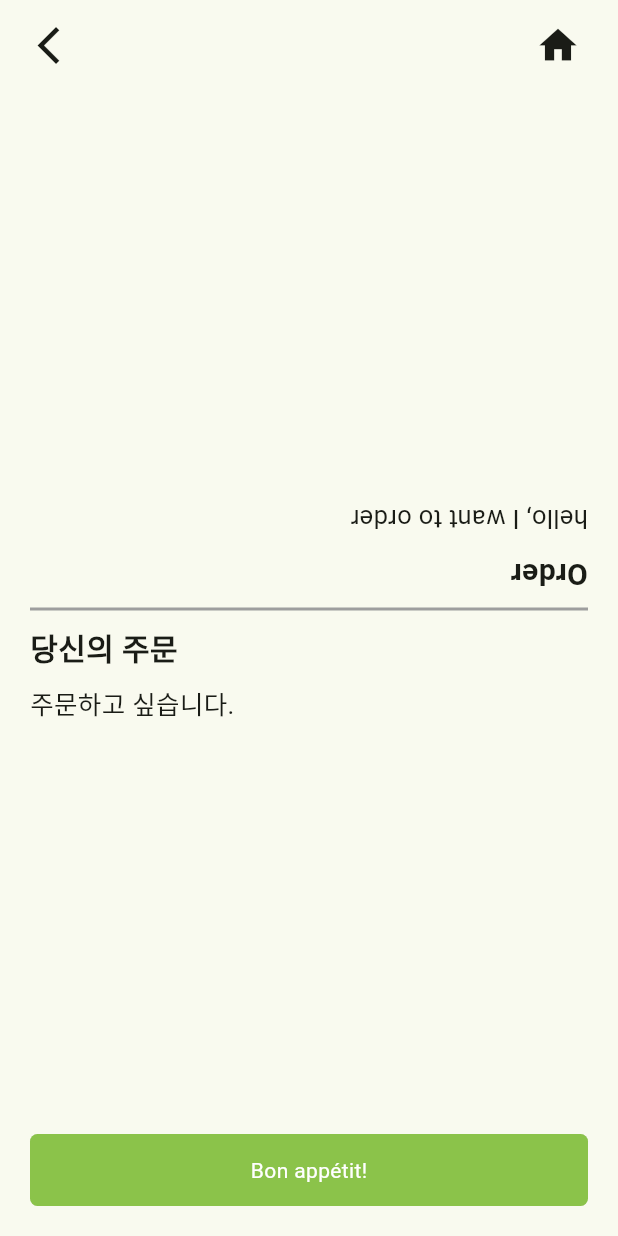
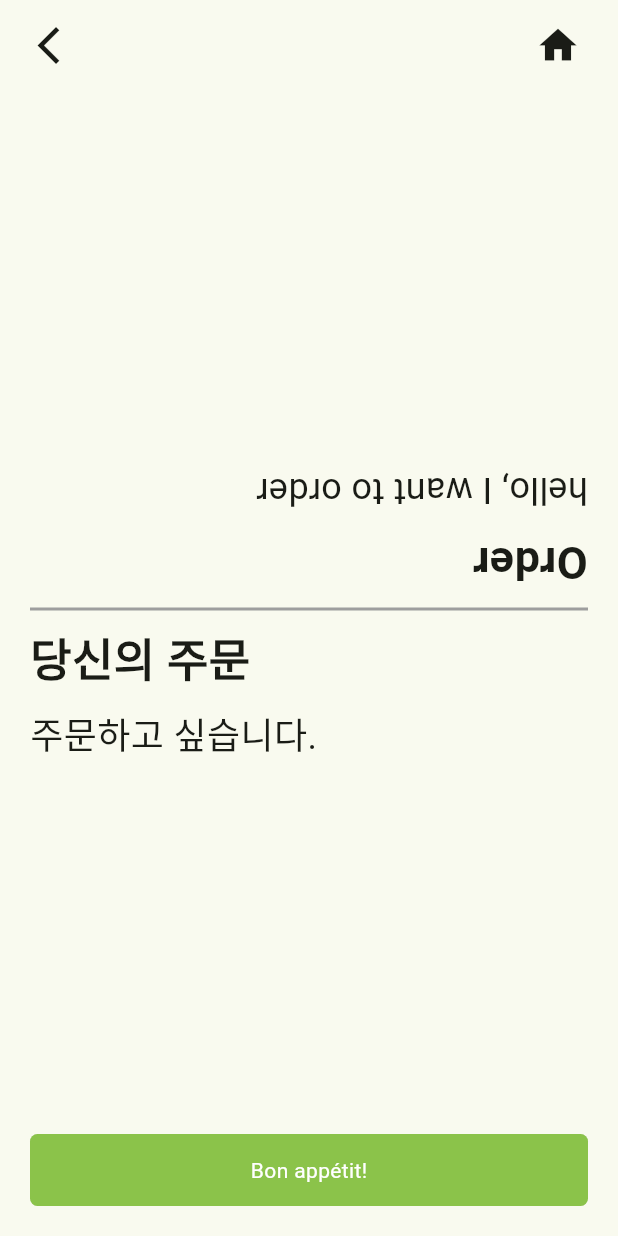
Before and after one commit to Team-FoodiePass/FoodiePass-Android, a Flutter app: the OrderScriptPage screen opened directly, on a phone screen of 412 x 824 dp. Run offline on Flutter 3.47's test engine with Material 3 defaults, Android fonts, the phone set to English and light mode, and no system bars; our stand-ins replace flutter_svg, get, image_picker; project files that could hold a hidden picture were left out.

Commit message:
[#26] fix: order_script_page
- 글씨 크기 변경

```diff
--- a/lib/pages/order_script_page.dart
+++ b/lib/pages/order_script_page.dart
@@ -12,7 +12,7 @@ class OrderScriptPageState extends State<OrderScriptPage> {
   @override
   Widget build(BuildContext context) {
     const double appBarHeight = 60.0;
-    final double screenHeight = MediaQuery.of(context).size.height; // 전체 화면 높이
+    final double screenHeight = MediaQuery.of(context).size.height;
     final double bodyHeight = screenHeight - appBarHeight;
 
     return Scaffold(
@@ -44,7 +44,7 @@ class OrderScriptPageState extends State<OrderScriptPage> {
         ),
       ),
       body: Container(
-        height: bodyHeight, // Body의 높이를 AppBar를 제외한 높이로 설정
+        height: bodyHeight,
         child: Column(
           children: [
             Expanded(
@@ -56,19 +56,19 @@ class OrderScriptPageState extends State<OrderScriptPage> {
                   crossAxisAlignment: CrossAxisAlignment.end,
                   children: [
                     Transform.rotate(
-                      angle: 3.14159, // 텍스트 뒤집기
+                      angle: 3.14159,
                       child: const Text(
                         "hello, I want to order",
-                        style: TextStyle(fontSize: 17),
+                        style: TextStyle(fontSize: 24),
                       ),
                     ),
                     const SizedBox(height: 10),
                     Transform.rotate(
-                      angle: 3.14159, // 텍스트 뒤집기
+                      angle: 3.14159,
                       child: const Text(
                         'Order',
                         style: TextStyle(
-                            fontSize: 20, fontWeight: FontWeight.bold),
+                            fontSize: 30, fontWeight: FontWeight.bold),
                       ),
                     ),
                     const SizedBox(
@@ -78,10 +78,9 @@ class OrderScriptPageState extends State<OrderScriptPage> {
                 ),
               ),
             ),
-            // 가운데 선 화면 중앙 정렬
             Center(
               child: Container(
-                margin: const EdgeInsets.symmetric(horizontal: 20), // 좌우 여백 설정
+                margin: const EdgeInsets.symmetric(horizontal: 20),
                 child: const Divider(
                   thickness: 2,
                   color: Colors.grey,
@@ -89,33 +88,34 @@ class OrderScriptPageState extends State<OrderScriptPage> {
                 ),
               ),
             ),
-            // 하단 텍스트 왼쪽 정렬
             Expanded(
               child: Container(
-                alignment: Alignment.topLeft, // 텍스트를 왼쪽 정렬
-                padding: const EdgeInsets.only(left: 20), // 왼쪽 여백 추가
-                child: Column(
+                alignment: Alignment.topLeft,
+                padding: const EdgeInsets.only(left: 20),
+                child: const Column(
                   mainAxisSize: MainAxisSize.min,
                   crossAxisAlignment: CrossAxisAlignment.start,
                   children: [
-                    const SizedBox(
+                    SizedBox(
                       height: 10,
                     ),
-                    const Text(
+                    Text(
                       '당신의 주문',
                       style:
-                          TextStyle(fontSize: 20, fontWeight: FontWeight.bold),
+                          TextStyle(fontSize: 30, fontWeight: FontWeight.bold),
                     ),
-                    const SizedBox(height: 10),
-                    const Text(
+                    SizedBox(height: 10),
+                    Text(
                       "주문하고 싶습니다.",
-                      style: TextStyle(fontSize: 17),
+                      style: TextStyle(fontSize: 24),
                     ),
                   ],
                 ),
               ),
             ),
-          const SizedBox(height: 70,)
+            const SizedBox(
+              height: 70,
+            )
           ],
         ),
       ),
@@ -144,7 +144,7 @@ class OrderScriptPageState extends State<OrderScriptPage> {
               child: Text(
                 "Bon appétit!",
                 style: TextStyle(
-                  color: Colors.white, // 텍스트 색상 설정
+                  color: Colors.white,
                 ),
               ),
             ),
```
